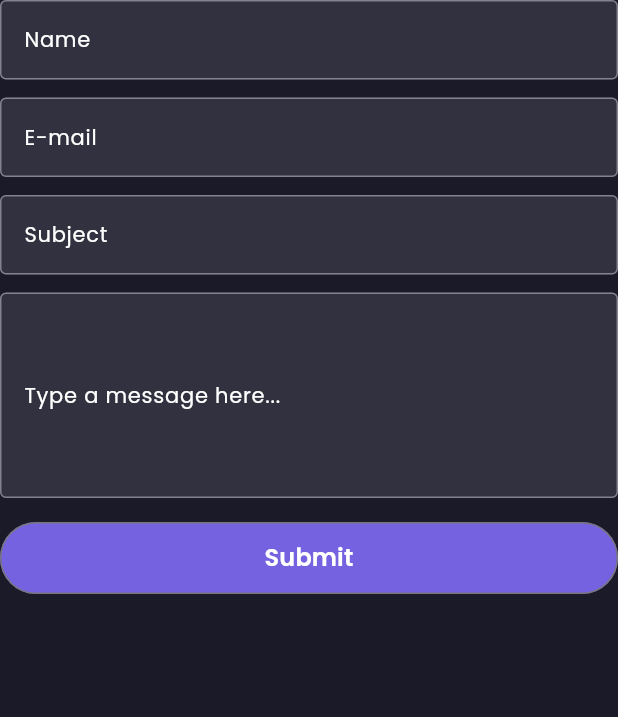
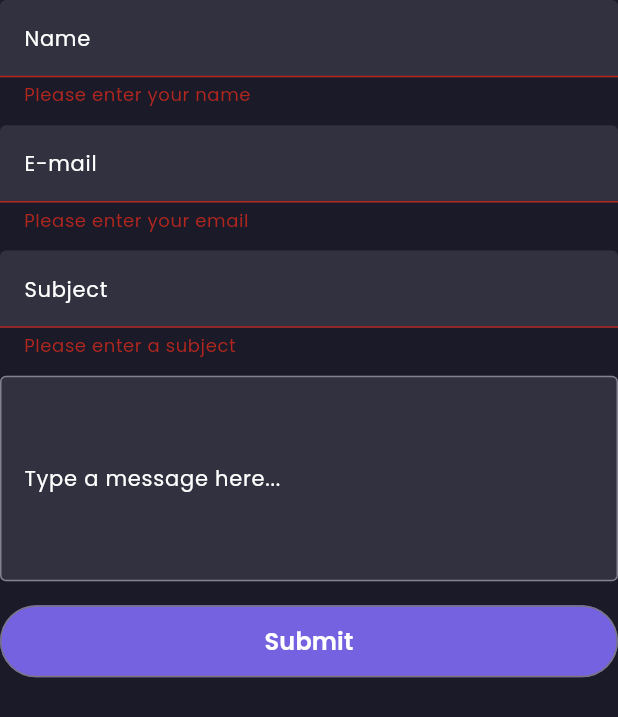
Before and after one commit to hariharanofficially/my_portfolio, a Flutter app: the ContactForm widget shown alone on an empty page, opened directly, after a tap on "Submit", on a phone screen of 412 x 824 dp. Shown: the top 717 px of the screen. Run offline on Flutter 3.47's test engine with Material 3 defaults, Android fonts, the phone set to English and light mode, and no system bars; drawn by our look-alikes of auto_size_text; our stand-ins replace cached_network_image, equatable, flutter_bloc, flutter_svg, font_awesome_flutter; missing offline and left inert: universal_html; network calls fail.

Commit message:
fixed bugs

```diff
--- a/lib/data/models/project.dart
+++ b/lib/data/models/project.dart
@@ -3,7 +3,7 @@ class Project {
   final String imageUrl;
   final String description;
   final String? githubRepoLink;
-  final String? previewLink;
+  // final String? previewLink;
   final String? googlePlay;
 
   const Project({
@@ -11,7 +11,7 @@ class Project {
     required this.imageUrl,
     required this.description,
     this.githubRepoLink,
-    this.previewLink,
+    // this.previewLink,
     this.googlePlay,
   });
 }
--- a/lib/presentation/widgets/body/contact/contact_form.dart
+++ b/lib/presentation/widgets/body/contact/contact_form.dart
@@ -1,4 +1,6 @@
 import 'package:flutter/material.dart';
+import 'package:http/http.dart' as http;
+import 'dart:convert';
 
 import '../../../../core/utils/app_colors.dart';
 import '../../../../core/utils/app_enums.dart';
@@ -19,6 +21,7 @@ class _ContactFormState extends State<ContactForm> {
   late TextEditingController _messageController;
   late TextEditingController _nameController;
   late TextEditingController _subjectController;
+  bool _isSubmitting = false;
 
   @override
   void initState() {
@@ -39,6 +42,53 @@ class _ContactFormState extends State<ContactForm> {
     super.dispose();
   }
 
+  Future<void> _submitForm() async {
+    if (!_formKey.currentState!.validate()) return;
+
+    setState(() {
+      _isSubmitting = true;
+    });
+
+    const String apiUrl = "https://api.web3forms.com/submit";
+    const String accessKey =
+        "5787e64a-b7bd-40a1-932c-739be07d6f5f"; // Replace with your key if necessary
+
+    try {
+      final response = await http.post(
+        Uri.parse(apiUrl),
+        headers: {"Content-Type": "application/json"},
+        body: jsonEncode({
+          "access_key": accessKey,
+          "name": _nameController.text,
+          "email": _emailController.text,
+          "subject": _subjectController.text,
+          "message": _messageController.text,
+        }),
+      );
+
+      final responseData = jsonDecode(response.body);
+      if (response.statusCode == 200 && responseData['success']) {
+        ScaffoldMessenger.of(context).showSnackBar(
+          const SnackBar(content: Text("Form submitted successfully!")),
+        );
+        _nameController.clear();
+        _emailController.clear();
+        _subjectController.clear();
+        _messageController.clear();
+      } else {
+        throw Exception(responseData['message'] ?? "Something went wrong!");
+      }
+    } catch (e) {
+      ScaffoldMessenger.of(context).showSnackBar(
+        SnackBar(content: Text("Error: $e")),
+      );
+    } finally {
+      setState(() {
+        _isSubmitting = false;
+      });
+    }
+  }
+
   @override
   Widget build(BuildContext context) {
     return SizedBox(
@@ -52,32 +102,37 @@ class _ContactFormState extends State<ContactForm> {
               controller: _nameController,
               style: AppStyles.s14,
               decoration: const InputDecoration(labelText: 'Name'),
+              validator: (value) =>
+                  value!.isEmpty ? "Please enter your name" : null,
             ),
             const SizedBox(height: 12),
             TextFormField(
               controller: _emailController,
               style: AppStyles.s14,
               decoration: const InputDecoration(labelText: 'E-mail'),
+              validator: (value) =>
+                  value!.isEmpty ? "Please enter your email" : null,
             ),
             const SizedBox(height: 12),
             TextFormField(
               controller: _subjectController,
               style: AppStyles.s14,
               decoration: const InputDecoration(labelText: 'Subject'),
+              validator: (value) =>
+                  value!.isEmpty ? "Please enter a subject" : null,
             ),
             const SizedBox(height: 12),
             TextField(
               controller: _messageController,
               maxLines: 5,
               style: AppStyles.s14,
-              decoration: const InputDecoration(
-                labelText: 'Type a message here...',
-              ),
+              decoration:
+                  const InputDecoration(labelText: 'Type a message here...'),
             ),
             const SizedBox(height: 16),
             CustomButton(
-              label: 'Submit',
-              onPressed: () {},
+              label: _isSubmitting ? 'Submitting...' : 'Submit',
+              onPressed: _isSubmitting ? null : _submitForm,
               backgroundColor: AppColors.primaryColor,
               width: _getFormWidth(context.width),
             ),
```
Also changed, not shown: lib/core/utils/app_constants.dart (+4 -5 lines), lib/presentation/widgets/body/contact/social_medial_icons.dart (+12 -12 lines), lib/presentation/widgets/body/projects/project_actions.dart (+18 -15 lines).
